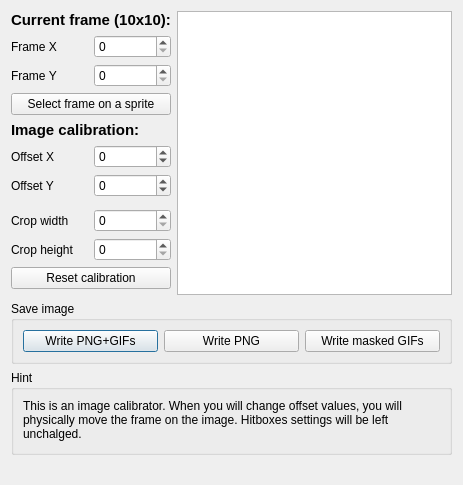
First picture: the form in PlayableCalibrator/image_calibration/image_calibrator.ui, repository WohlSoft/Moondust-Project, before the edit.
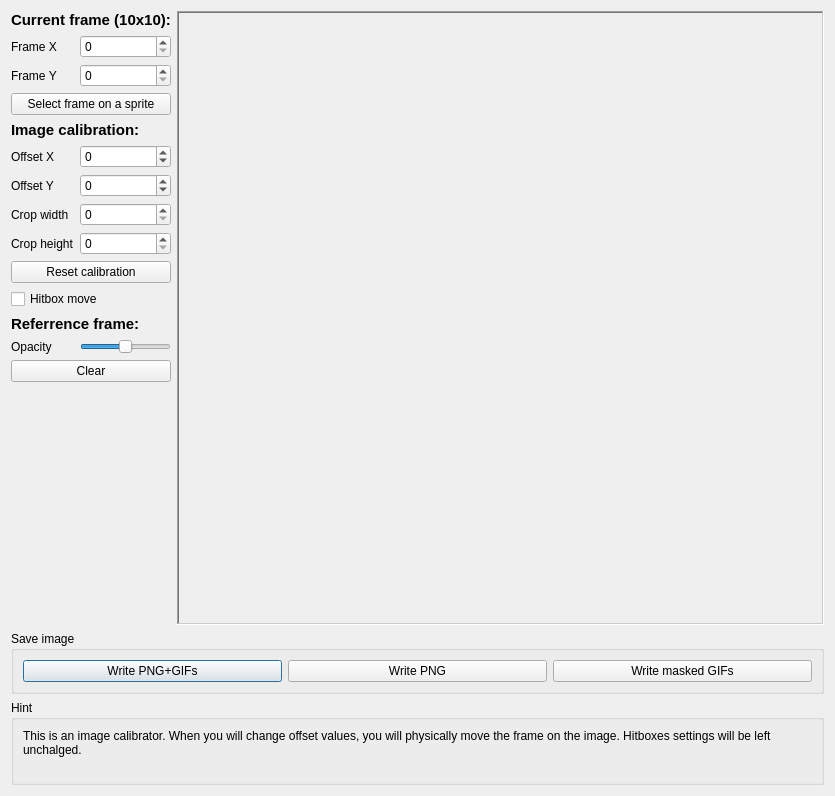
Second picture: the form after the edit. Icons and pictures are not drawn. Custom widgets are drawn as their Qt base class.

Commit message:
Calibrator: Future progress on the thing
TODO:
- Fix up the animator
- Make Animator being non-modal to keep it playing animation and allow real-time offsets updating to have easier preview of made changes

The edit to the form file:
```diff
--- a/PlayableCalibrator/image_calibration/image_calibrator.ui
+++ b/PlayableCalibrator/image_calibration/image_calibrator.ui
@@ -6,8 +6,8 @@
    <rect>
     <x>0</x>
     <y>0</y>
-    <width>463</width>
-    <height>485</height>
+    <width>835</width>
+    <height>796</height>
    </rect>
   </property>
   <property name="minimumSize">
@@ -23,25 +23,21 @@
    <iconset resource="../_resources/images.qrc">
     <normaloff>:/images/Icon16.png</normaloff>:/images/Icon16.png</iconset>
   </property>
-  <layout class="QGridLayout" name="gridLayout_3">
-   <item row="1" column="0">
-    <widget class="QLabel" name="label_5">
+  <layout class="QGridLayout" name="gridLayout_3" columnstretch="0,0,10000">
+   <item row="13" column="0">
+    <widget class="QLabel" name="label_11">
      <property name="text">
-      <string>Frame X</string>
+      <string>Opacity</string>
      </property>
     </widget>
    </item>
-   <item row="8" column="0">
-    <widget class="QLabel" name="label_10">
-     <property name="text">
-      <string>Crop width</string>
+   <item row="0" column="2" rowspan="16">
+    <widget class="FrameTuneScene" name="preview">
+     <property name="frameShape">
+      <enum>QFrame::WinPanel</enum>
      </property>
-    </widget>
-   </item>
-   <item row="2" column="1">
-    <widget class="QSpinBox" name="FrameY">
-     <property name="maximum">
-      <number>9</number>
+     <property name="frameShadow">
+      <enum>QFrame::Sunken</enum>
      </property>
     </widget>
    </item>
@@ -52,36 +48,8 @@
      </property>
     </widget>
    </item>
-   <item row="4" column="0" colspan="2">
-    <widget class="QLabel" name="label_8">
-     <property name="font">
-      <font>
-       <family>Liberation Sans</family>
-       <pointsize>11</pointsize>
-       <weight>75</weight>
-       <bold>true</bold>
-      </font>
-     </property>
-     <property name="text">
-      <string>Image calibration:</string>
-     </property>
-    </widget>
-   </item>
-   <item row="5" column="1">
-    <widget class="QSpinBox" name="OffsetX">
-     <property name="enabled">
-      <bool>true</bool>
-     </property>
-     <property name="minimum">
-      <number>-100</number>
-     </property>
-     <property name="maximum">
-      <number>100</number>
-     </property>
-    </widget>
-   </item>
    <item row="8" column="1">
-    <widget class="QSpinBox" name="CropW">
+    <widget class="QSpinBox" name="CropH">
      <property name="enabled">
       <bool>true</bool>
      </property>
@@ -93,50 +61,6 @@
      </property>
     </widget>
    </item>
-   <item row="15" column="0" colspan="3">
-    <spacer name="verticalSpacer">
-     <property name="orientation">
-      <enum>Qt::Vertical</enum>
-     </property>
-     <property name="sizeType">
-      <enum>QSizePolicy::MinimumExpanding</enum>
-     </property>
-     <property name="sizeHint" stdset="0">
-      <size>
-       <width>0</width>
-       <height>0</height>
-      </size>
-     </property>
-    </spacer>
-   </item>
-   <item row="0" column="0" colspan="2">
-    <widget class="QLabel" name="label_7">
-     <property name="font">
-      <font>
-       <family>Liberation Sans</family>
-       <pointsize>11</pointsize>
-       <weight>75</weight>
-       <bold>true</bold>
-      </font>
-     </property>
-     <property name="text">
-      <string>Current frame (10x10):</string>
-     </property>
-    </widget>
-   </item>
-   <item row="6" column="1">
-    <widget class="QSpinBox" name="OffsetY">
-     <property name="enabled">
-      <bool>true</bool>
-     </property>
-     <property name="minimum">
-      <number>-100</number>
-     </property>
-     <property name="maximum">
-      <number>100</number>
-     </property>
-    </widget>
-   </item>
    <item row="1" column="1">
     <widget class="QSpinBox" name="FrameX">
      <property name="maximum">
@@ -144,44 +68,7 @@
      </property>
     </widget>
    </item>
-   <item row="5" column="0">
-    <widget class="QLabel" name="label_3">
-     <property name="text">
-      <string>Offset X</string>
-     </property>
-    </widget>
-   </item>
-   <item row="0" column="2" rowspan="13">
-    <widget class="QGraphicsView" name="PreviewGraph"/>
-   </item>
-   <item row="2" column="0">
-    <widget class="QLabel" name="label_6">
-     <property name="text">
-      <string>Frame Y</string>
-     </property>
-    </widget>
-   </item>
-   <item row="9" column="0">
-    <widget class="QLabel" name="label_9">
-     <property name="text">
-      <string>Crop height</string>
-     </property>
-    </widget>
-   </item>
-   <item row="9" column="1">
-    <widget class="QSpinBox" name="CropH">
-     <property name="enabled">
-      <bool>true</bool>
-     </property>
-     <property name="minimum">
-      <number>0</number>
-     </property>
-     <property name="maximum">
-      <number>100</number>
-     </property>
-    </widget>
-   </item>
-   <item row="13" column="0" colspan="3">
+   <item row="16" column="0" colspan="3">
     <widget class="QGroupBox" name="groupBox">
      <property name="minimumSize">
       <size>
@@ -217,7 +104,56 @@
      </layout>
     </widget>
    </item>
-   <item row="14" column="0" colspan="3">
+   <item row="3" column="0" colspan="2">
+    <widget class="QPushButton" name="Matrix">
+     <property name="text">
+      <string>Select frame on a sprite</string>
+     </property>
+    </widget>
+   </item>
+   <item row="7" column="1">
+    <widget class="QSpinBox" name="CropW">
+     <property name="enabled">
+      <bool>true</bool>
+     </property>
+     <property name="minimum">
+      <number>0</number>
+     </property>
+     <property name="maximum">
+      <number>100</number>
+     </property>
+    </widget>
+   </item>
+   <item row="2" column="1">
+    <widget class="QSpinBox" name="FrameY">
+     <property name="maximum">
+      <number>9</number>
+     </property>
+    </widget>
+   </item>
+   <item row="12" column="0" colspan="2">
+    <widget class="QLabel" name="label_2">
+     <property name="font">
+      <font>
+       <family>Liberation Sans</family>
+       <pointsize>11</pointsize>
+       <weight>75</weight>
+       <bold>true</bold>
+      </font>
+     </property>
+     <property name="text">
+      <string>Referrence frame:</string>
+     </property>
+    </widget>
+   </item>
+   <item row="5" column="0">
+    <widget class="QLabel" name="label_3">
+     <property name="text">
+      <string>Offset X</string>
+     </property>
+    </widget>
+   </item>
+   <item row="17" column="0" colspan="3">
     <widget class="QGroupBox" name="groupBox_2">
      <property name="minimumSize">
       <size>
@@ -245,22 +181,153 @@
      </layout>
     </widget>
    </item>
-   <item row="3" column="0" colspan="2">
-    <widget class="QPushButton" name="Matrix">
+   <item row="8" column="0">
+    <widget class="QLabel" name="label_9">
      <property name="text">
-      <string>Select frame on a sprite</string>
+      <string>Crop height</string>
      </property>
     </widget>
    </item>
-   <item row="10" column="0" rowspan="2" colspan="2">
+   <item row="6" column="1">
+    <widget class="QSpinBox" name="OffsetY">
+     <property name="enabled">
+      <bool>true</bool>
+     </property>
+     <property name="minimum">
+      <number>-100</number>
+     </property>
+     <property name="maximum">
+      <number>100</number>
+     </property>
+    </widget>
+   </item>
+   <item row="0" column="0" colspan="2">
+    <widget class="QLabel" name="label_7">
+     <property name="font">
+      <font>
+       <family>Liberation Sans</family>
+       <pointsize>11</pointsize>
+       <weight>75</weight>
+       <bold>true</bold>
+      </font>
+     </property>
+     <property name="text">
+      <string>Current frame (10x10):</string>
+     </property>
+    </widget>
+   </item>
+   <item row="2" column="0">
+    <widget class="QLabel" name="label_6">
+     <property name="text">
+      <string>Frame Y</string>
+     </property>
+    </widget>
+   </item>
+   <item row="9" column="0" rowspan="2" colspan="2">
     <widget class="QPushButton" name="Reset">
      <property name="text">
       <string>Reset calibration</string>
      </property>
     </widget>
    </item>
+   <item row="4" column="0" colspan="2">
+    <widget class="QLabel" name="label_8">
+     <property name="font">
+      <font>
+       <family>Liberation Sans</family>
+       <pointsize>11</pointsize>
+       <weight>75</weight>
+       <bold>true</bold>
+      </font>
+     </property>
+     <property name="text">
+      <string>Image calibration:</string>
+     </property>
+    </widget>
+   </item>
+   <item row="5" column="1">
+    <widget class="QSpinBox" name="OffsetX">
+     <property name="enabled">
+      <bool>true</bool>
+     </property>
+     <property name="minimum">
+      <number>-100</number>
+     </property>
+     <property name="maximum">
+      <number>100</number>
+     </property>
+    </widget>
+   </item>
+   <item row="11" column="0" colspan="2">
+    <widget class="QCheckBox" name="hitboxMove">
+     <property name="toolTip">
+      <string>When using mouse to move the picture, also move hitbox too</string>
+     </property>
+     <property name="text">
+      <string>Hitbox move</string>
+     </property>
+    </widget>
+   </item>
+   <item row="1" column="0">
+    <widget class="QLabel" name="label_5">
+     <property name="text">
+      <string>Frame X</string>
+     </property>
+    </widget>
+   </item>
+   <item row="7" column="0">
+    <widget class="QLabel" name="label_10">
+     <property name="text">
+      <string>Crop width</string>
+     </property>
+    </widget>
+   </item>
+   <item row="13" column="1">
+    <widget class="QSlider" name="refOpacity">
+     <property name="maximum">
+      <number>100</number>
+     </property>
+     <property name="value">
+      <number>50</number>
+     </property>
+     <property name="orientation">
+      <enum>Qt::Horizontal</enum>
+     </property>
+    </widget>
+   </item>
+   <item row="14" column="0" colspan="2">
+    <widget class="QPushButton" name="refClear">
+     <property name="text">
+      <string comment="reference frame">Clear</string>
+     </property>
+    </widget>
+   </item>
+   <item row="15" column="0" colspan="2">
+    <spacer name="verticalSpacer">
+     <property name="orientation">
+      <enum>Qt::Vertical</enum>
+     </property>
+     <property name="sizeType">
+      <enum>QSizePolicy::MinimumExpanding</enum>
+     </property>
+     <property name="sizeHint" stdset="0">
+      <size>
+       <width>0</width>
+       <height>0</height>
+      </size>
+     </property>
+    </spacer>
+   </item>
   </layout>
  </widget>
+ <customwidgets>
+  <customwidget>
+   <class>FrameTuneScene</class>
+   <extends>QFrame</extends>
+   <header>main/frame_tune_scene.h</header>
+   <container>1</container>
+  </customwidget>
+ </customwidgets>
  <resources>
   <include location="../_resources/images.qrc"/>
  </resources>
```
Left out of the diff: 1 changed line with no effect on the pictures. The commit also changes 38 other files.
